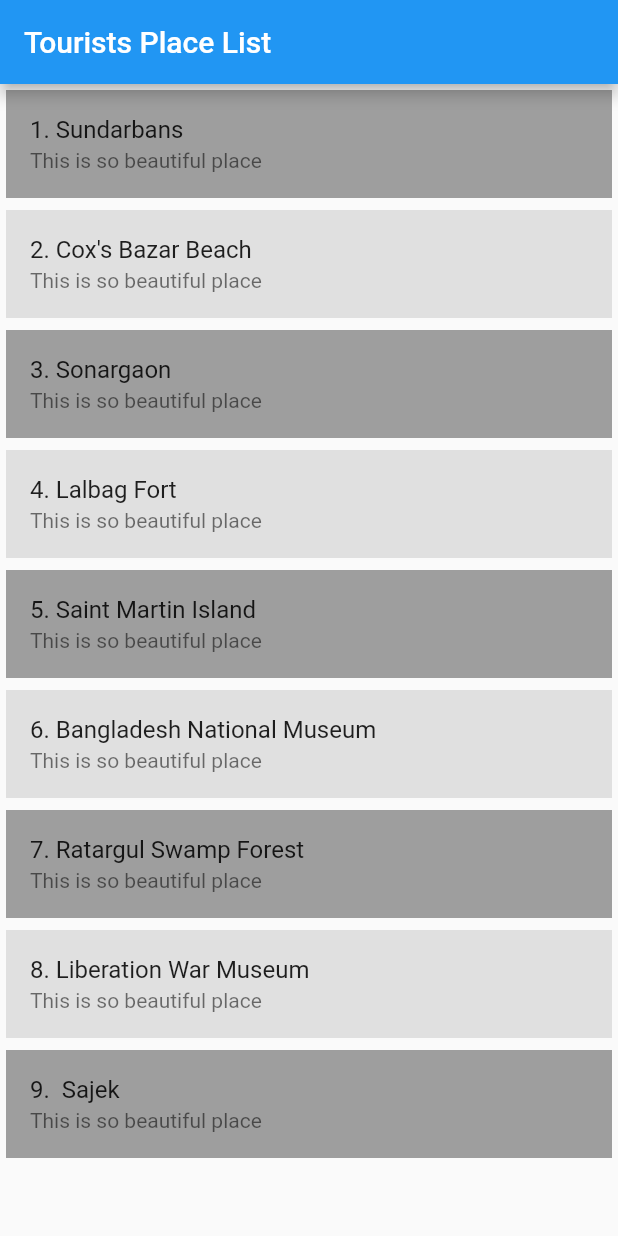
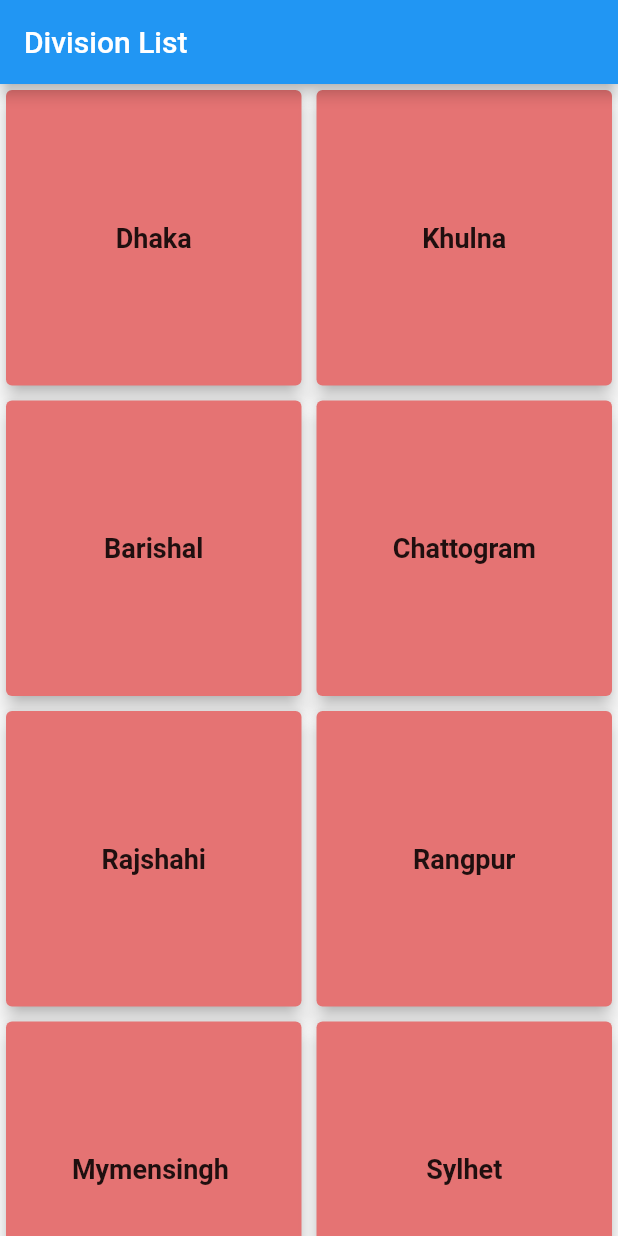
Before and after one commit to Nusrat-Jahan-Nira/design_practice, a Flutter app: the screen it shows after launch, on a phone screen of 412 x 824 dp. Run offline on Flutter 3.47's test engine with Material 2 defaults, Android fonts, the phone set to English and light mode, and no system bars.

Commit message:
added division list with gridview

```diff
--- /dev/null
+++ b/lib/division_grid_view.dart
@@ -0,0 +1,31 @@
+
+import 'package:design_practice/division_items.dart';
+import 'package:flutter/material.dart';
+
+class DivisionGridView extends StatelessWidget {
+  const DivisionGridView({super.key});
+
+  @override
+  Widget build(BuildContext context) {
+
+    return Scaffold(
+      appBar: AppBar(title: const Text('Division List')),
+      body: GridView.builder(
+          gridDelegate: const SliverGridDelegateWithFixedCrossAxisCount(
+            crossAxisCount: 2,
+            crossAxisSpacing: 2,
+            mainAxisSpacing: 2,
+          ),
+          itemCount: divisionList.length,
+          itemBuilder: (context,index)=>Card(
+            color: Colors.red.shade300,
+            elevation: 5,
+            child: Center(
+              child: Text(divisionList[index].divisionName.toString(),
+              style: const TextStyle(fontWeight: FontWeight.bold,fontSize: 18),),
+            ),
+          )
+      ),
+    );
+  }
+}
--- /dev/null
+++ b/lib/division_items.dart
@@ -0,0 +1,12 @@
+import 'package:design_practice/division_model.dart';
+
+List<DivisionModel> divisionList = [
+  DivisionModel(divisionName: 'Dhaka'),
+  DivisionModel(divisionName: 'Khulna'),
+  DivisionModel(divisionName: 'Barishal'),
+  DivisionModel(divisionName: 'Chattogram'),
+  DivisionModel(divisionName: 'Rajshahi'),
+  DivisionModel(divisionName: 'Rangpur'),
+  DivisionModel(divisionName: 'Mymensingh '),
+  DivisionModel(divisionName: 'Sylhet'),
+];
--- /dev/null
+++ b/lib/division_model.dart
@@ -0,0 +1,5 @@
+class DivisionModel{
+  String? divisionName;
+
+  DivisionModel({this.divisionName});
+}
--- a/lib/main.dart
+++ b/lib/main.dart
@@ -1,4 +1,4 @@
-import 'package:design_practice/list_view_page.dart';
+import 'package:design_practice/division_grid_view.dart';
 import 'package:flutter/material.dart';
 
 
@@ -16,7 +16,7 @@ class MyApp extends StatelessWidget {
   Widget build(BuildContext context) {
     return const MaterialApp(
       debugShowCheckedModeBanner: false,
-      home: ListViewPage(),
+      home: DivisionGridView(),
     );
   }
 }
--- a/lib/list_view_page.dart
+++ b/lib/tourist_list_view_page.dart
@@ -2,10 +2,10 @@
 import 'package:design_practice/tourist_place_items.dart';
 import 'package:flutter/material.dart';
 
-class ListViewPage extends StatelessWidget {
+class TouristListViewPage extends StatelessWidget {
 
 
-  const ListViewPage({super.key});
+  const TouristListViewPage({super.key});
 
   // List<TouristPlaceList> touristPlaceList = [] ;
 
--- a/lib/tourist_place_detail_page.dart
+++ b/lib/tourist_place_detail_page.dart
@@ -5,7 +5,8 @@ import 'package:flutter/material.dart';
 const picSource =
     'https://whc.unesco.org/uploads/thumbs/site_0798_0006-1000-627-20120827171714.jpg';
 const description =
-'''The Sundarbans mangrove forest, one of the largest such forests in the world (140,000 ha), lies on the delta of the Ganges, Brahmaputra and Meghna rivers on the Bay of Bengal. It is adjacent to the border of India’s Sundarbans World Heritage site inscribed in 1987. The site is intersected by a complex network of tidal waterways, mudflats and small islands of salt-tolerant mangrove forests, and presents an excellent example of ongoing ecological processes. The area is known for its wide range of fauna, including 260 bird species, the Bengal tiger and other threatened species such as the estuarine crocodile and the Indian python.''';
+'''The Sundarbans mangrove forest, one of the largest such forests in the world (140,000 ha), lies on the delta of the Ganges, Brahmaputra and
+Meghna rivers on the Bay of Bengal. It is adjacent to the border of India’s Sundarbans World Heritage site inscribed in 1987. The site is intersected by a complex network of tidal waterways, mudflats and small islands of salt-tolerant mangrove forests, and presents an excellent example of ongoing ecological processes. The area is known for its wide range of fauna, including 260 bird species, the Bengal tiger and other threatened species such as the estuarine crocodile and the Indian python.''';
 
 
 class TouristPlaceDetailsPage extends StatelessWidget {
--- a/lib/tourist_place_items.dart
+++ b/lib/tourist_place_items.dart
@@ -1,39 +1,39 @@
-import 'package:design_practice/tourist_place_list.dart';
+import 'package:design_practice/tourist_place_list_model.dart';
 
-List<TouristPlaceList> touristPlaceList = [
-  TouristPlaceList(
+List<TouristPlaceListModel> touristPlaceList = [
+  TouristPlaceListModel(
       name: "Sundarbans",
       shortDescription: "This is so beautiful place"
   ),
-  TouristPlaceList(
+  TouristPlaceListModel(
     name: "Cox's Bazar Beach",
     shortDescription: "This is so beautiful place"
   ),
-  TouristPlaceList(
+  TouristPlaceListModel(
       name: "Sonargaon",
       shortDescription: "This is so beautiful place"
   ),
-  TouristPlaceList(
+  TouristPlaceListModel(
       name: "Lalbag Fort",
       shortDescription: "This is so beautiful place"
   ),
-  TouristPlaceList(
+  TouristPlaceListModel(
       name: "Saint Martin Island",
       shortDescription: "This is so beautiful place"
   ),
-  TouristPlaceList(
+  TouristPlaceListModel(
       name: "Bangladesh National Museum",
       shortDescription: "This is so beautiful place"
   ),
-  TouristPlaceList(
+  TouristPlaceListModel(
       name: "Ratargul Swamp Forest",
       shortDescription: "This is so beautiful place"
   ),
-  TouristPlaceList(
+  TouristPlaceListModel(
       name: "Liberation War Museum",
       shortDescription: "This is so beautiful place"
   ),
-  TouristPlaceList(
+  TouristPlaceListModel(
       name: " Sajek",
       shortDescription: "This is so beautiful place"
   ),
--- a/lib/tourist_place_list.dart
+++ /dev/null
@@ -1,7 +0,0 @@
-class TouristPlaceList{
-
-  String? name;
-  String? shortDescription;
-
-  TouristPlaceList({this.name, this.shortDescription});
-}
--- /dev/null
+++ b/lib/tourist_place_list_model.dart
@@ -0,0 +1,7 @@
+class TouristPlaceListModel{
+
+  String? name;
+  String? shortDescription;
+
+  TouristPlaceListModel({this.name, this.shortDescription});
+}
```
